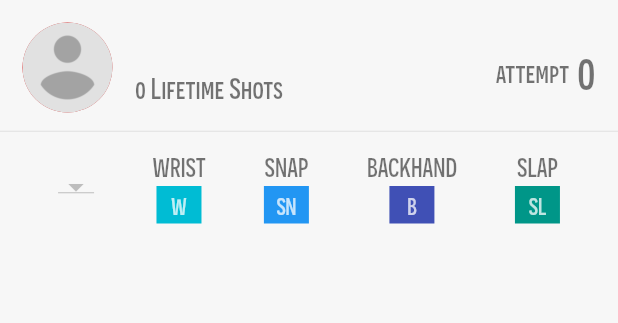
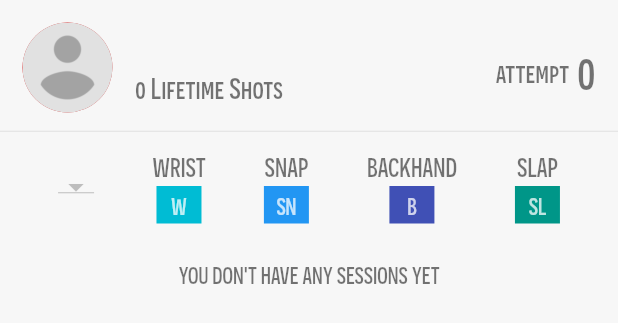
Before and after one commit to HadenHiles/TenThousandShotChallenge, a Flutter app: the Profile widget shown alone on an empty page, opened directly, on a phone screen of 412 x 824 dp. Shown: the top 323 px of the screen. Run offline on Flutter 3.47's test engine with Material 2 defaults, Android fonts, the phone set to English and light mode, and no system bars; drawn by our look-alikes of auto_size_text; our stand-ins replace charts_flutter, cloud_firestore, firebase_auth, firebase_core, flutter_signin_button, font_awesome_flutter and 6 more; missing offline and left inert: flutter_barcode_scanner, prompt_dialog; accounts and stored records are empty.

Commit message:
Fix state variable reference issue

```diff
--- a/lib/tabs/Profile.dart
+++ b/lib/tabs/Profile.dart
@@ -27,7 +27,7 @@ class _ProfileState extends State<Profile> {
   UserProfile userProfile;
   ScrollController sessionsController;
   DocumentSnapshot _lastVisible;
-  bool _isLoading;
+  bool _isLoading = true;
   List<DocumentSnapshot> _sessions = [];
   List<DropdownMenuItem> _attemptDropdownItems = [];
   String _selectedIterationId;
@@ -72,17 +72,12 @@ class _ProfileState extends State<Profile> {
   }
 
   Future<Null> _loadHistory() async {
-    setState(() {
-      _isLoading = true;
-      _lastVisible = null;
-      _sessions.clear();
-    });
     await new Future.delayed(new Duration(milliseconds: 500));
 
     if (_lastVisible == null) {
       await FirebaseFirestore.instance.collection('iterations').doc(user.uid).collection('iterations').doc(_selectedIterationId).get().then((snapshot) {
         List<DocumentSnapshot> sessions = [];
-        snapshot.reference.collection('sessions').orderBy('date', descending: true).limit(7).get().then((sSnap) {
+        snapshot.reference.collection('sessions').orderBy('date', descending: true).limit(5).get().then((sSnap) {
           sSnap.docs.forEach((s) {
             sessions.add(s);
           });
@@ -106,7 +101,7 @@ class _ProfileState extends State<Profile> {
     } else {
       await FirebaseFirestore.instance.collection('iterations').doc(user.uid).collection('iterations').doc(_selectedIterationId).get().then((snapshot) {
         List<DocumentSnapshot> sessions = [];
-        snapshot.reference.collection('sessions').orderBy('date', descending: true).startAfter([_lastVisible['date']]).limit(7).get().then((sSnap) {
+        snapshot.reference.collection('sessions').orderBy('date', descending: true).startAfter([_lastVisible['date']]).limit(5).get().then((sSnap) {
               sSnap.docs.forEach((s) {
                 sessions.add(s);
               });
@@ -131,12 +126,6 @@ class _ProfileState extends State<Profile> {
             });
       });
     }
-
-    setState(() {
-      _sessions.sort((DocumentSnapshot a, DocumentSnapshot b) {
-        return ShootingSession.fromSnapshot(a).date.compareTo(ShootingSession.fromSnapshot(b).date);
-      });
-    });
   }
 
   @override
@@ -361,6 +350,9 @@ class _ProfileState extends State<Profile> {
               DropdownButton(
                 onChanged: (value) {
                   setState(() {
+                    _isLoading = true;
+                    _sessions.clear();
+                    _lastVisible = null;
                     _selectedIterationId = value;
                     _loadHistory();
                   });
@@ -520,9 +512,22 @@ class _ProfileState extends State<Profile> {
           ),
           Expanded(
             child: RefreshIndicator(
-              child: _isLoading
-                  ? Container(
-                      margin: EdgeInsets.only(top: 15),
+              child: ListView.builder(
+                controller: sessionsController,
+                padding: EdgeInsets.only(
+                  top: 0,
+                  right: 0,
+                  bottom: !sessionService.isRunning ? AppBar().preferredSize.height : AppBar().preferredSize.height + 65,
+                  left: 0,
+                ),
+                itemCount: _sessions.length + 1,
+                itemBuilder: (_, int index) {
+                  if (index < _sessions.length) {
+                    final DocumentSnapshot document = _sessions[index];
+                    return _buildSessionItem(ShootingSession.fromSnapshot(document), index % 2 == 0 ? true : false);
+                  }
+                  return Container(
+                    margin: EdgeInsets.only(top: 9, bottom: 35),
                     child: Column(
                       mainAxisSize: MainAxisSize.max,
                       mainAxisAlignment: MainAxisAlignment.start,
@@ -546,22 +551,7 @@ class _ProfileState extends State<Profile> {
                                 : Container()
                       ],
                     ),
-                    )
-                  : ListView.builder(
-                      controller: sessionsController,
-                      padding: EdgeInsets.only(
-                        top: 0,
-                        right: 0,
-                        bottom: !sessionService.isRunning ? AppBar().preferredSize.height : AppBar().preferredSize.height + 65,
-                        left: 0,
-                      ),
-                      itemCount: _sessions.length + 1,
-                      itemBuilder: (_, int index) {
-                        if (index < _sessions.length) {
-                          final DocumentSnapshot document = _sessions[index];
-                          return _buildSessionItem(ShootingSession.fromSnapshot(document), index % 2 == 0 ? true : false);
-                        }
-                        return Container();
+                  );
                 },
               ),
               onRefresh: () async {
```
Lines whose indentation alone changed are shown as unchanged.
